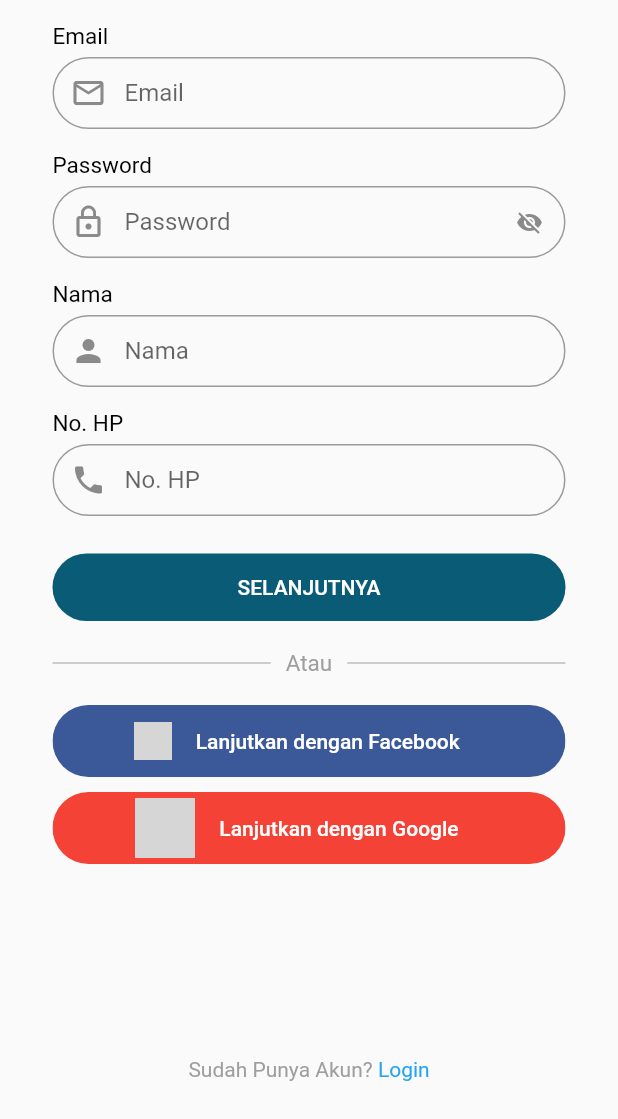
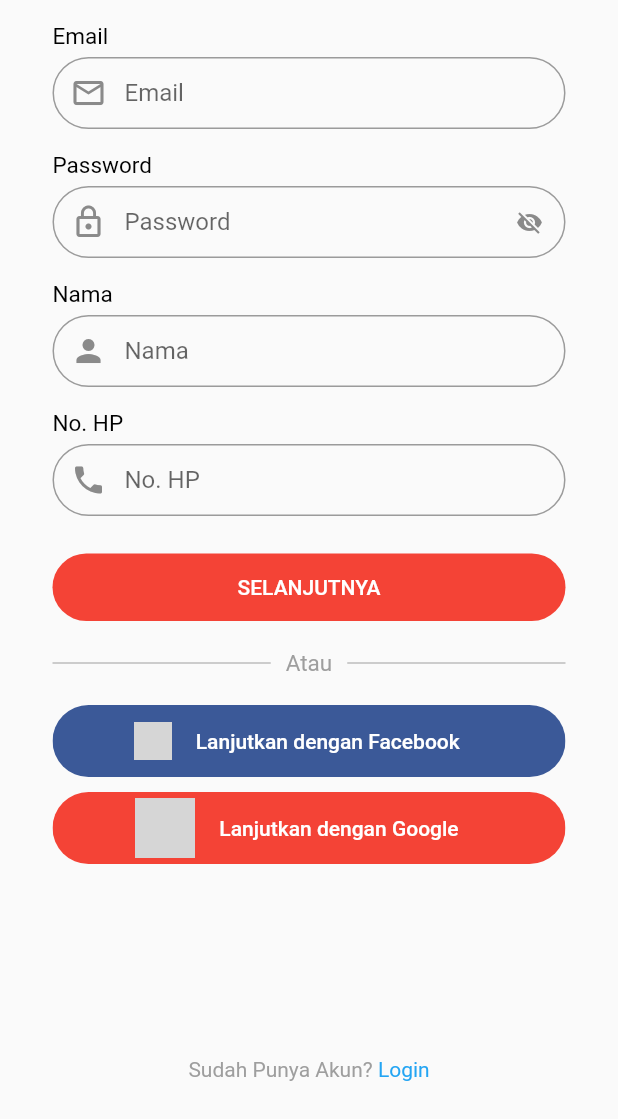
Before and after one commit to sultanjulyan/Neuron-Register-Library, a Flutter app: the screen it shows after launch, after a tap on "SELANJUTNYA", on a phone screen of 412 x 824 dp, the part 117-1236 px from its top. Run offline on Flutter 3.47's test engine with Material 2 defaults, Android fonts, the phone set to English and light mode, and no system bars; grey boxes are pictures that could not be loaded.

Commit message:
Penambahan button dan fungsi button google facebook

```diff
--- a/example/lib/main.dart
+++ b/example/lib/main.dart
@@ -22,7 +22,6 @@ class HomeScreen extends StatefulWidget {
 }
 
 class _HomeScreenState extends State<HomeScreen> {
-
   @override
   Widget build(BuildContext context) {
     return Scaffold(
@@ -30,7 +29,24 @@ class _HomeScreenState extends State<HomeScreen> {
       resizeToAvoidBottomInset: false,
       body: Padding(
         padding: EdgeInsets.only(bottom: MediaQuery.of(context).viewInsets.bottom),
-        child: RegisterPage(),
+        child: RegisterPage(
+          onButtonTap: (onValue) {
+            print(onValue.username);
+            print(onValue.password);
+            print(onValue.name);
+            print(onValue.phone);
+          },
+          buttonColor: Colors.red,
+          splashButtonColor: Colors.grey,
+          buttonText: 'SELANJUTNYA',
+          buttonTextColor: Colors.white,
+          onTextLoginTap: (onValue) {
+            print('onTextLoginTap $onValue');
+          },
+          textLogin: true,
+          buttonGoogleShow: true,
+          buttonFacebookShow: true,
+        ),
       ),
     );
   }
--- a/lib/model/form_user.dart
+++ b/lib/model/form_user.dart
@@ -1,8 +1,10 @@
 class FormUser {
   String username;
   String password;
+  String name;
+  String phone;
 
-  FormUser({this.username, this.password});
+  FormUser({this.username, this.password, this.name, this.phone});
 
   FormUser.fromJson(Map<String, dynamic> json) {
     username = json['username'];
--- a/lib/neuron_register.dart
+++ b/lib/neuron_register.dart
@@ -4,24 +4,36 @@ import 'model/form_user.dart';
 
 class RegisterPage extends StatefulWidget {
   final ValueChanged<FormUser> onButtonTap;
+  final ValueChanged<bool> onTextLoginTap;
   final Color buttonColor;
   final Color splashButtonColor;
   final String buttonText;
   final Color buttonTextColor;
   final String labelInputUsername;
   final String labelInputPassword;
+  final String labelInputName;
+  final String labelInputPhone;
   final String base64Image;
+  final bool textLogin;
+  final bool buttonFacebookShow;
+  final bool buttonGoogleShow;
 
   const RegisterPage(
       {Key key,
       this.onButtonTap,
+      this.onTextLoginTap,
       this.buttonColor,
       this.splashButtonColor,
       this.buttonText,
       this.buttonTextColor,
       this.labelInputUsername,
       this.labelInputPassword,
-      this.base64Image})
+      this.labelInputName,
+      this.labelInputPhone,
+      this.base64Image,
+      this.textLogin,
+      this.buttonFacebookShow,
+      this.buttonGoogleShow})
       : super(key: key);
 
   @override
@@ -31,6 +43,8 @@ class RegisterPage extends StatefulWidget {
 class _RegisterPageState extends State<RegisterPage> {
   final emailController = TextEditingController();
   final passwordController = TextEditingController();
+  final nameController = TextEditingController();
+  final phoneController = TextEditingController();
   bool isLoggedIn = false;
   bool isHidden = true;
 
@@ -53,6 +67,31 @@ class _RegisterPageState extends State<RegisterPage> {
 
   @override
   Widget build(BuildContext context) {
+    bool _isTextLoginShow;
+    bool _isTextOrShow = false;
+    bool _isButtonFacebookShow;
+    bool _isButtonGoogleShow;
+
+    if (widget.textLogin != null) {
+      _isTextLoginShow = widget.textLogin;
+    } else {
+      _isTextLoginShow = false;
+    }
+
+    if (widget.buttonGoogleShow != null) {
+      _isButtonGoogleShow = widget.buttonGoogleShow;
+      _isTextOrShow = widget.buttonGoogleShow;
+    } else {
+      _isButtonGoogleShow = false;
+    }
+
+    if (widget.buttonFacebookShow != null) {
+      _isButtonFacebookShow = widget.buttonFacebookShow;
+      _isTextOrShow = widget.buttonFacebookShow;
+    } else {
+      _isButtonFacebookShow = false;
+    }
+
     final imageLayout = new Container(
       margin: const EdgeInsets.only(top: 50.0),
       child: new Center(
@@ -115,7 +154,7 @@ class _RegisterPageState extends State<RegisterPage> {
         new Container(
           margin: const EdgeInsets.only(top: 15.0),
           child: new Text(
-            widget.labelInputUsername != null ? widget.labelInputUsername : 'Nama',
+            widget.labelInputName != null ? widget.labelInputName : 'Nama',
             style: TextStyle(
               color: Colors.black,
               fontSize: 15.0,
@@ -125,15 +164,14 @@ class _RegisterPageState extends State<RegisterPage> {
         new Container(
           margin: const EdgeInsets.only(top: 5.0),
           child: new TextFormField(
-            controller: emailController,
-            keyboardType: TextInputType.emailAddress,
+            controller: nameController,
             autofocus: false,
             decoration: InputDecoration(
               prefixIcon: new Icon(
                 Icons.person,
                 color: Color(0XFF8A8A8A),
               ),
-              hintText: widget.labelInputUsername != null ? widget.labelInputUsername : 'Nama',
+              hintText: widget.labelInputName != null ? widget.labelInputName : 'Nama',
               contentPadding: EdgeInsets.fromLTRB(20.0, 10.0, 20.0, 10.0),
               border: OutlineInputBorder(borderRadius: BorderRadius.circular(32.0)),
             ),
@@ -188,7 +226,7 @@ class _RegisterPageState extends State<RegisterPage> {
         new Container(
           margin: const EdgeInsets.only(top: 15.0),
           child: new Text(
-            widget.labelInputUsername != null ? widget.labelInputUsername : 'No. HP',
+            widget.labelInputPhone != null ? widget.labelInputPhone : 'No. HP',
             style: TextStyle(
               color: Colors.black,
               fontSize: 15.0,
@@ -198,15 +236,15 @@ class _RegisterPageState extends State<RegisterPage> {
         new Container(
           margin: const EdgeInsets.only(top: 5.0),
           child: new TextFormField(
-            controller: emailController,
-            keyboardType: TextInputType.emailAddress,
+            controller: phoneController,
+            keyboardType: TextInputType.number,
             autofocus: false,
             decoration: InputDecoration(
               prefixIcon: new Icon(
                 Icons.phone,
                 color: Color(0XFF8A8A8A),
               ),
-              hintText: widget.labelInputUsername != null ? widget.labelInputUsername : 'No. HP',
+              hintText: widget.labelInputPhone != null ? widget.labelInputPhone : 'No. HP',
               contentPadding: EdgeInsets.fromLTRB(20.0, 10.0, 20.0, 10.0),
               border: OutlineInputBorder(borderRadius: BorderRadius.circular(32.0)),
             ),
@@ -223,7 +261,11 @@ class _RegisterPageState extends State<RegisterPage> {
         splashColor: widget.splashButtonColor,
         onPressed: () {
           widget.onButtonTap(
-            new FormUser(username: emailController.text, password: passwordController.text),
+            new FormUser(
+                username: emailController.text,
+                password: passwordController.text,
+                name: nameController.text,
+                phone: phoneController.text),
           );
         },
         child: Text(widget.buttonText != null ? widget.buttonText : 'SELANJUTNYA'),
@@ -233,7 +275,8 @@ class _RegisterPageState extends State<RegisterPage> {
       ),
     );
 
-    final labelAlreadyAccount = new Row(
+    final labelAlreadyAccount = GestureDetector(
+      child: new Row(
         mainAxisSize: MainAxisSize.max,
         mainAxisAlignment: MainAxisAlignment.center,
         children: <Widget>[
@@ -247,10 +290,11 @@ class _RegisterPageState extends State<RegisterPage> {
               style: TextStyle(color: Color(0XFF24A5F3)),
             ),
             onTap: () {
-            Navigator.pushNamed(context, '/LoginPage');
+              widget.onTextLoginTap(true);
             },
           ),
         ],
+      ),
     );
 
     final labelSeparator = new Container(
@@ -366,14 +410,14 @@ class _RegisterPageState extends State<RegisterPage> {
                       mainAxisSize: MainAxisSize.max,
                       mainAxisAlignment: MainAxisAlignment.end,
                       children: <Widget>[
-                        labelSeparator,
+                        _isTextOrShow ? labelSeparator : Container(),
                         new Column(
                           mainAxisAlignment: MainAxisAlignment.center,
                           mainAxisSize: MainAxisSize.max,
                           crossAxisAlignment: CrossAxisAlignment.end,
                           children: <Widget>[
-                            buttonLoginFacebook,
-                            buttonLoginGoogle
+                            _isButtonFacebookShow ? buttonLoginFacebook : Container(),
+                            _isButtonGoogleShow ? buttonLoginGoogle : Container()
                           ],
                         ),
                       ],
@@ -382,13 +426,15 @@ class _RegisterPageState extends State<RegisterPage> {
                 ],
               ),
             ),
-            Container(
+            _isTextLoginShow
+                ? Container(
                     height: MediaQuery.of(context).size.height - 25,
                     child: Align(
                       alignment: Alignment.bottomCenter,
                       child: labelAlreadyAccount,
                     ),
-            ),
+                  )
+                : Container(),
           ],
         ),
       ),
```
Lines whose indentation alone changed are shown as unchanged.
